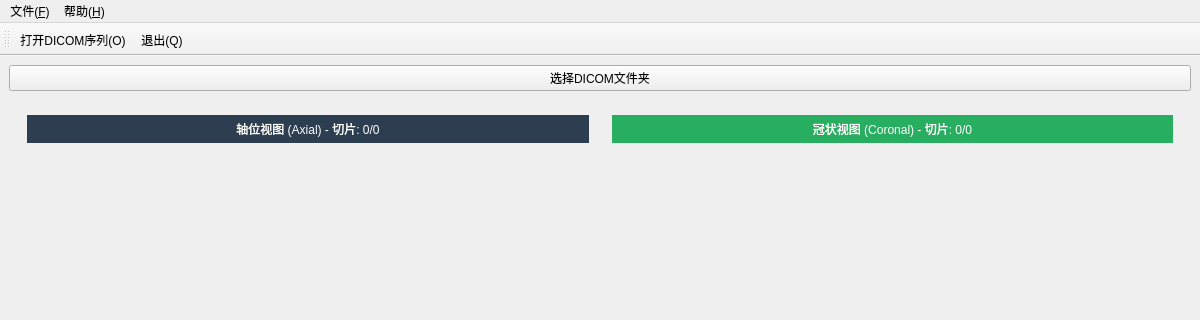
First picture: the form in src/mainwindow.ui, repository OstiumAxioma/Lung_Scope_Demo, before the edit; both pictures show x 0 to 1200 and y 0 to 320 of the 1200 by 800 pixel window.
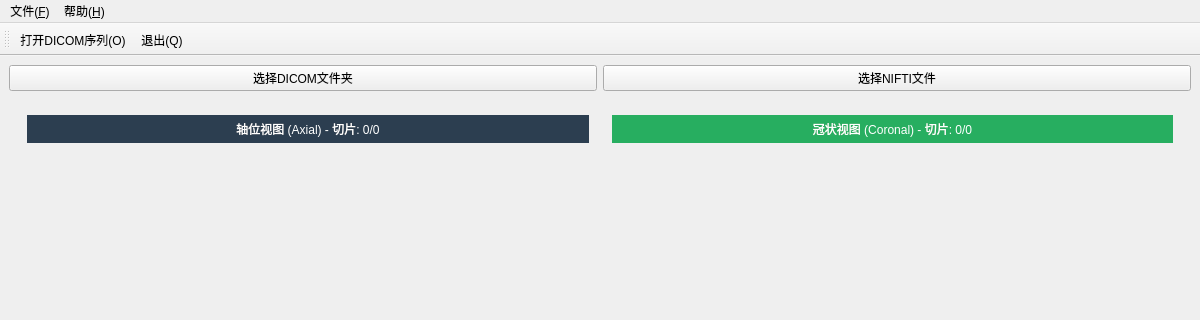
Second picture: the form after the edit.

Patch:
```diff
--- a/src/mainwindow.ui
+++ b/src/mainwindow.ui
@@ -16,6 +16,8 @@
   <widget class="QWidget" name="centralwidget">
    <layout class="QVBoxLayout" name="mainVerticalLayout">
     <item>
+     <layout class="QHBoxLayout" name="buttonLayout">
+      <item>
      <widget class="QPushButton" name="loadButton">
       <property name="text">
        <string>选择DICOM文件夹</string>
@@ -26,6 +28,18 @@
      </widget>
     </item>
     <item>
+       <widget class="QPushButton" name="loadNiftiButton">
+        <property name="text">
+         <string>选择NIFTI文件</string>
+        </property>
+        <property name="maximumHeight">
+         <number>40</number>
+        </property>
+       </widget>
+      </item>
+     </layout>
+    </item>
+    <item>
      <widget class="QWidget" name="viewsWidget" native="true">
       <property name="sizePolicy">
        <sizepolicy hsizetype="Expanding" vsizetype="Expanding">
```
Left out of the diff: 9 changed lines with no effect on the pictures. Lines whose indentation alone changed are shown as unchanged.
